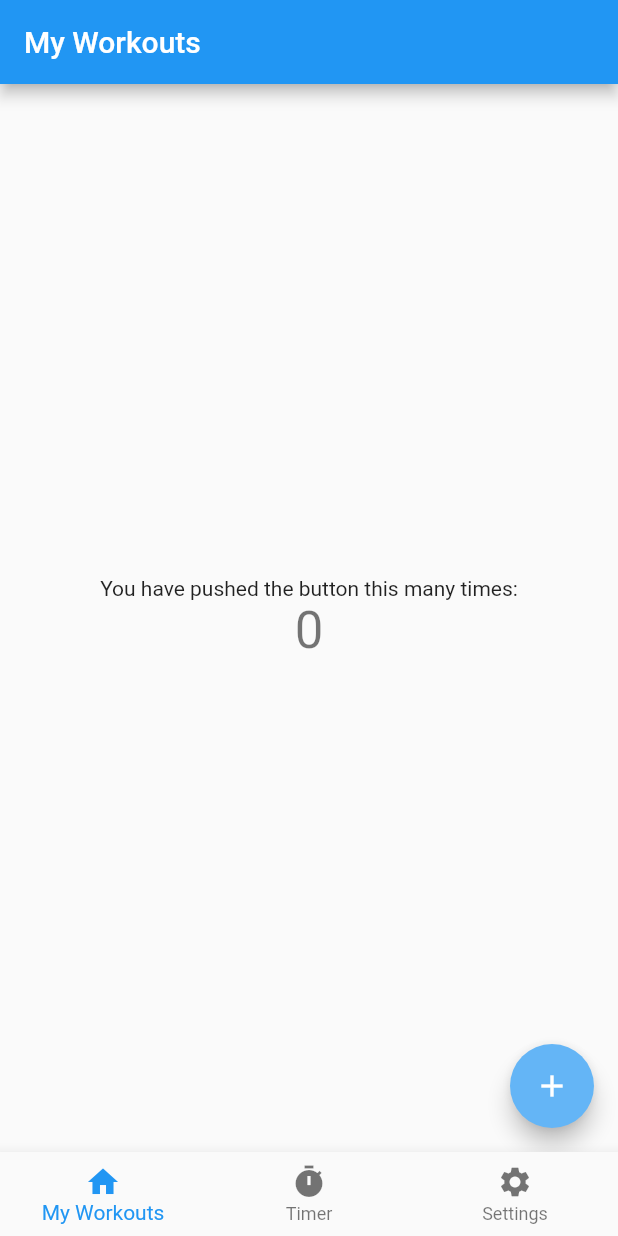
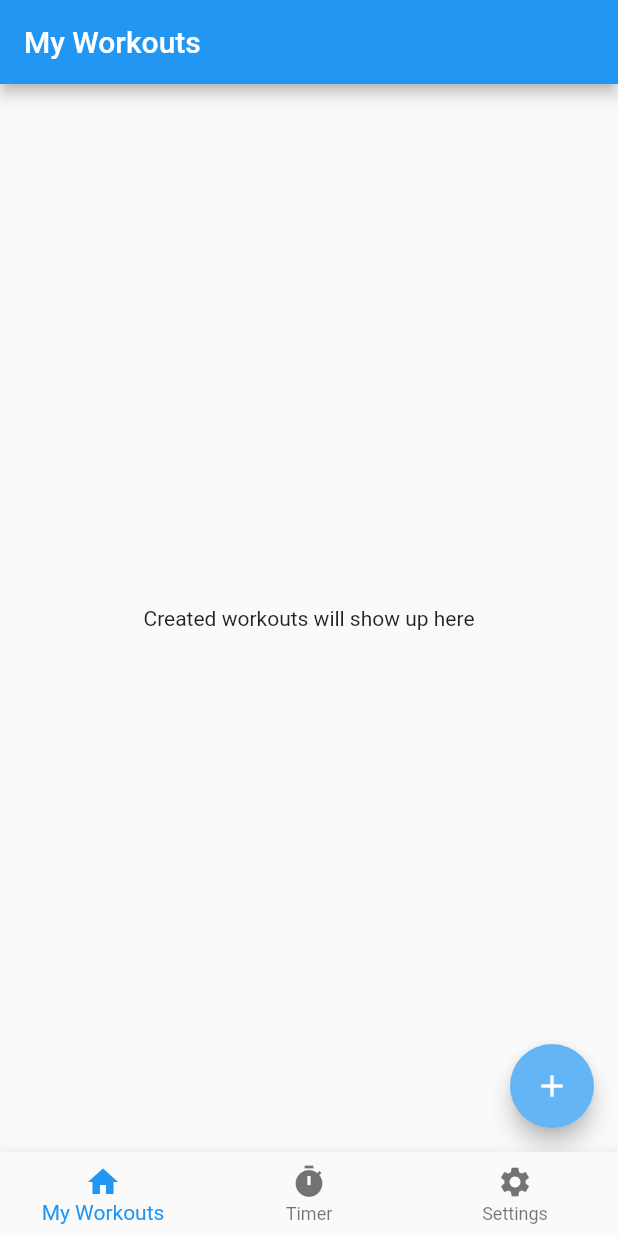
Before and after one commit to gideonmay/CountDown-Hangboard-Timer, a Flutter app: the screen it shows after launch, on a phone screen of 412 x 824 dp. Run offline on Flutter 3.47's test engine with Material 2 defaults, Android fonts, the phone set to English and light mode, and no system bars; our stand-ins replace drift, flutter_spinbox, just_audio, shared_preferences, step_progress_indicator; accounts and stored records are empty; generated files the repository leaves out were written again.

Commit message:
Added Drift database to allow custom workout creation

```diff
--- /dev/null
+++ b/lib/db/drift_database.dart
@@ -0,0 +1,71 @@
+import 'dart:io';
+import 'package:drift/drift.dart';
+import 'package:drift/native.dart';
+import 'package:path_provider/path_provider.dart';
+import 'package:path/path.dart' as p;
+
+part 'drift_database.g.dart';
+
+/// A particular type of grip that is used during a workout
+class GripTypes extends Table {
+  IntColumn get id => integer().autoIncrement()();
+  TextColumn get name => text().withLength(min: 1, max: 40)();
+}
+
+/// A grip that is performed for a certain number of reps and sets, and with a
+/// specific duration for work, rest, and break times
+class Grips extends Table {
+  IntColumn get id => integer().autoIncrement()();
+  IntColumn get gripType => integer().references(GripTypes, #id)();
+  IntColumn get setCount => integer().check(setCount.isBetweenValues(1, 30))();
+  IntColumn get repCount => integer().check(repCount.isBetweenValues(1, 30))();
+  IntColumn get workSeconds =>
+      integer().check(workSeconds.isBetweenValues(1, 60))();
+  IntColumn get restSeconds =>
+      integer().check(restSeconds.isBetweenValues(1, 60))();
+  IntColumn get breakMinutes =>
+      integer().check(breakMinutes.isBetweenValues(0, 30))();
+  IntColumn get breakSeconds =>
+      integer().check(breakSeconds.isBetweenValues(0, 60))();
+}
+
+/// A workout that has a name, description, a creation date, and a date on which
+/// the workout was last used
+class Workouts extends Table {
+  IntColumn get id => integer().autoIncrement()();
+  TextColumn get name => text().withLength(min: 1, max: 40)();
+  TextColumn get description => text().withLength(min: 1, max: 100)();
+  DateTimeColumn get createdDate =>
+      dateTime().withDefault(Constant(DateTime.now()))();
+  DateTimeColumn get lastUsedDate => dateTime().nullable()(); // Current timestamp
+}
+
+/// An intersection table that assignes a particular Grip to a Workout with a
+/// sequence number that specifies the order of the Grip in that Workout
+class WorkoutGrips extends Table {
+  IntColumn get id => integer().autoIncrement()();
+  IntColumn get grip => integer().references(Grips, #id)();
+  IntColumn get workout => integer().references(Workouts, #id)();
+  IntColumn get sequenceNum =>
+      integer().check(sequenceNum.isBiggerOrEqualValue(0))();
+}
+
+/// The Drift database object for the app
+@DriftDatabase(tables: [GripTypes, Grips, Workouts, WorkoutGrips])
+class AppDatabase extends _$AppDatabase {
+  AppDatabase() : super(_openConnection());
+
+  @override
+  int get schemaVersion => 1;
+
+  /// Returns a stream of workouts any time the workouts table is changed
+  Stream<List<Workout>> watchAllWorkouts() => select(workouts).watch();
+}
+
+LazyDatabase _openConnection() {
+  return LazyDatabase(() async {
+    final dbFolder = await getApplicationDocumentsDirectory();
+    final file = File(p.join(dbFolder.path, 'db.sqlite'));
+    return NativeDatabase.createInBackground(file);
+  });
+}
--- a/lib/main.dart
+++ b/lib/main.dart
@@ -1,9 +1,12 @@
 import 'package:flutter/material.dart';
+import 'package:provider/provider.dart';
+import './db/drift_database.dart';
 import 'screens/settings_screen.dart';
 import 'screens/durations_picker_screen.dart';
 import 'screens/workout_screen.dart';
 
 void main() {
+  final database = AppDatabase();
   runApp(const App());
 }
 
@@ -12,12 +15,16 @@ class App extends StatelessWidget {
 
   @override
   Widget build(BuildContext context) {
-    return MaterialApp(
-        title: 'Flutter Demo',
-        theme: ThemeData(
-            colorScheme: ColorScheme.fromSwatch()
-                .copyWith(primary: Colors.blue, secondary: Colors.blue.shade300)),
-        home: const AppScaffold());
+    return Provider(
+      create: (context) => AppDatabase(),
+      dispose:(context, db) => db.close(),
+      child: MaterialApp(
+          title: 'Flutter Demo',
+          theme: ThemeData(
+              colorScheme: ColorScheme.fromSwatch().copyWith(
+                  primary: Colors.blue, secondary: Colors.blue.shade300)),
+          home: const AppScaffold()),
+    );
   }
 }
 
--- a/lib/screens/workout_screen.dart
+++ b/lib/screens/workout_screen.dart
@@ -1,4 +1,6 @@
+import 'package:countdown_app/db/drift_database.dart';
 import 'package:flutter/material.dart';
+import 'package:provider/provider.dart';
 
 class WorkoutScreen extends StatefulWidget {
   const WorkoutScreen({super.key});
@@ -8,12 +10,33 @@ class WorkoutScreen extends StatefulWidget {
 }
 
 class _WorkoutScreenState extends State<WorkoutScreen> {
-  int _counter = 0;
+  /// Returns a ListView widget that lists each workout in the database. If the
+  /// data changes, then a new widget is returned with fresh data.
+  StreamBuilder<List<Workout>> _buildWorkoutList(BuildContext context) {
+    final db = Provider.of<AppDatabase>(context);
 
-  void _incrementCounter() {
-    setState(() {
-      _counter++;
-    });
+    return StreamBuilder(
+      stream: db.watchAllWorkouts(),
+      builder: (context, AsyncSnapshot<List<Workout>> snapshot) {
+        final workouts = snapshot.data ?? List.empty();
+
+        if (workouts.isEmpty) {
+          return const Center(
+            child: Text('Created workouts will show up here'),
+          );
+        }
+
+        return ListView.builder(
+          itemCount: workouts.length,
+          itemBuilder: (context, index) {
+            final workout = workouts[index];
+            return ListTile(
+              title: Text(workout.name),
+            );
+          },
+        );
+      },
+    );
   }
 
   @override
@@ -22,23 +45,10 @@ class _WorkoutScreenState extends State<WorkoutScreen> {
       appBar: AppBar(
         title: const Text('My Workouts'),
       ),
-      body: Center(
-        child: Column(
-          mainAxisAlignment: MainAxisAlignment.center,
-          children: <Widget>[
-            const Text(
-              'You have pushed the button this many times:',
-            ),
-            Text(
-              '$_counter',
-              style: Theme.of(context).textTheme.headlineMedium,
-            ),
-          ],
-        ),
-      ),
+      body: _buildWorkoutList(context),
       floatingActionButton: FloatingActionButton(
-        onPressed: _incrementCounter,
-        tooltip: 'Increment',
+        onPressed: () {},
+        tooltip: 'Add Workout',
         child: const Icon(Icons.add),
       ),
     );
```
Also changed, not shown: pubspec.yaml (+7 -0 lines), lib/db/drift_database.g.dart (added), pubspec.lock, 5 other files.
